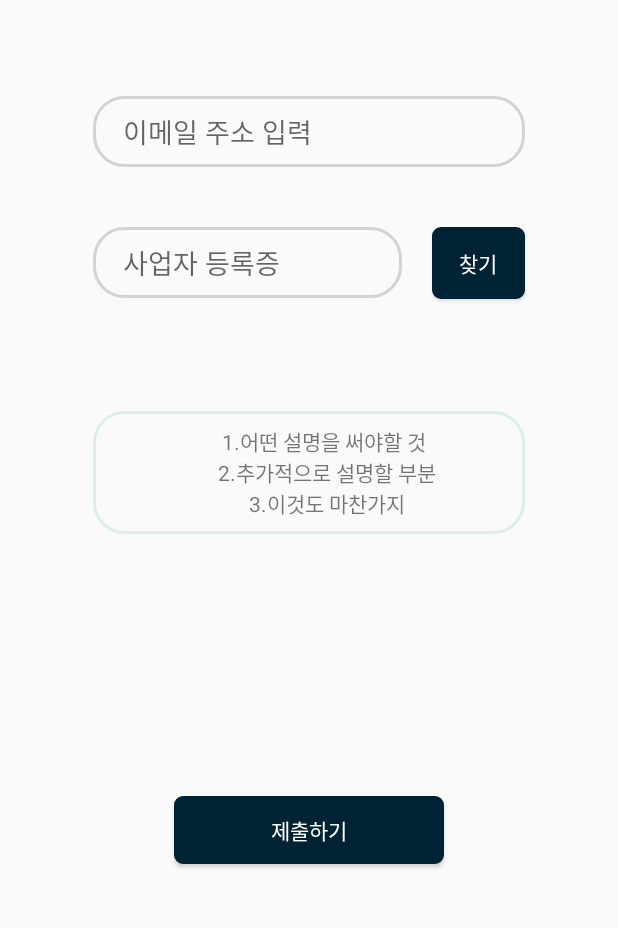
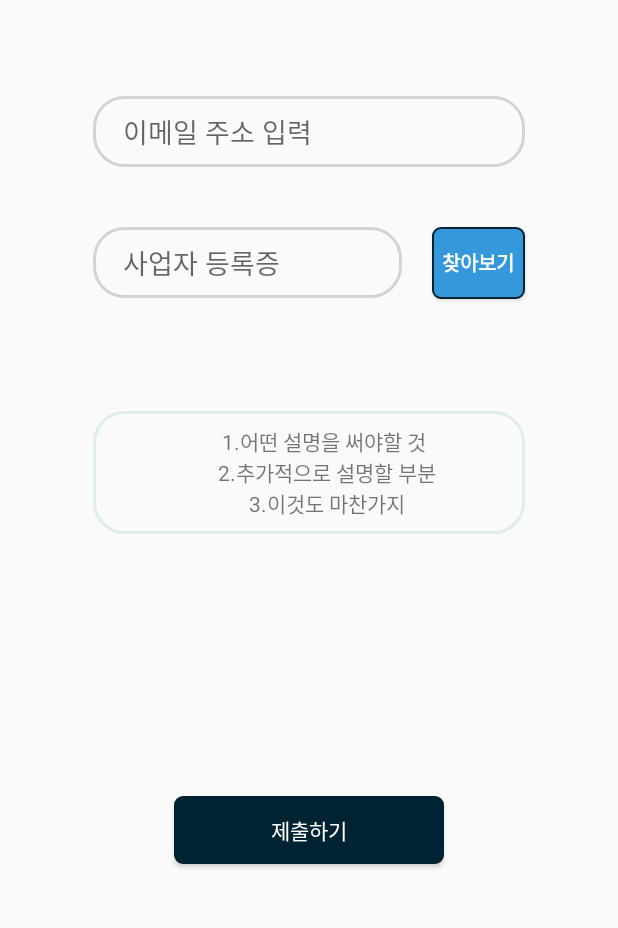
Before and after one commit to ahju411/FoodChat, an Android app: the layout register_manager.xml on its own in the app's theme, with its tools: preview values and no code run, on a phone screen of 412 x 824 dp, the part 252-1180 px from its top. Run offline under Robolectric (Android 15) with nearby library versions, the phone set to English and light mode, and no system bars.

Commit message:
사업자 등록화면 구현

```diff
--- /dev/null
+++ b/app/src/main/res/drawable/btn_skyblue.xml
@@ -0,0 +1,15 @@
+<?xml version="1.0" encoding="utf-8"?>
+<shape xmlns:android="http://schemas.android.com/apk/res/android">
+    <solid android:color="#3498db"/>
+
+    <corners
+        android:bottomLeftRadius="5dp"
+        android:bottomRightRadius="5dp"
+        android:topLeftRadius="5dp"
+        android:topRightRadius="5dp">
+    </corners>
+    <!--테두리 색깔 지정-->
+    <stroke android:width="1dp"
+        android:color="#002333">
+    </stroke>
+</shape>
--- a/app/src/main/res/layout/register_manager.xml
+++ b/app/src/main/res/layout/register_manager.xml
@@ -57,8 +57,10 @@
         android:layout_width="0dp"
         android:layout_height="wrap_content"
         android:layout_marginLeft="20dp"
-        android:background="@drawable/btn_darknavi"
-        android:text="찾기"
+        android:background="@drawable/btn_skyblue"
+        android:text="찾아보기"
+        android:textSize="13sp"
+        android:textStyle="bold"
         android:textColor="@color/white"
         app:layout_constraintBottom_toBottomOf="@+id/manager_certificate"
         app:layout_constraintEnd_toEndOf="@+id/emailregimanager"
```
